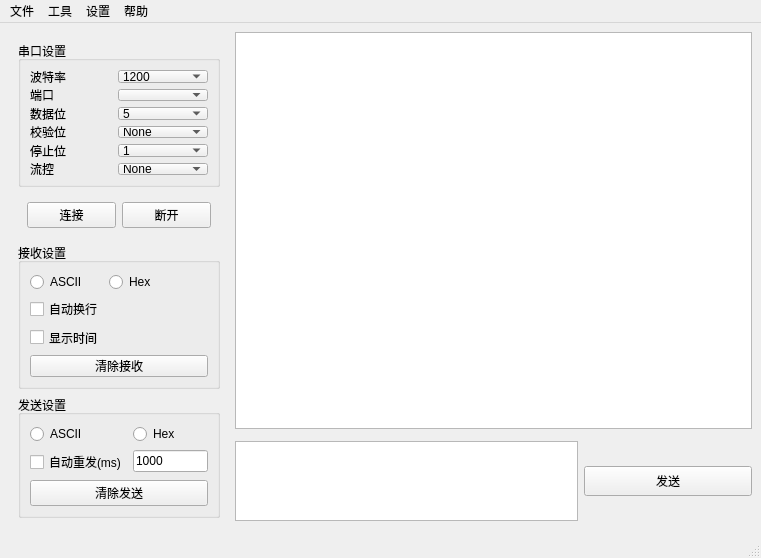
The window that mainwindow.ui (siyuhong/UHelper) describes before a commit, drawn with Qt 5.
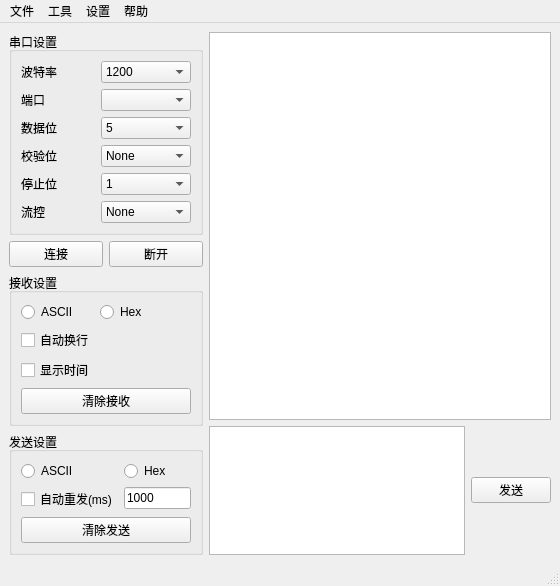
The same window after the commit. Icons and pictures are not drawn. Custom widgets are drawn as their Qt base class.

Commit message: 修改布局

What changed in the file:
```diff
--- a/mainwindow.ui
+++ b/mainwindow.ui
@@ -6,14 +6,14 @@
    <rect>
     <x>0</x>
     <y>0</y>
-    <width>761</width>
-    <height>558</height>
+    <width>560</width>
+    <height>522</height>
    </rect>
   </property>
   <property name="minimumSize">
    <size>
     <width>0</width>
-    <height>558</height>
+    <height>0</height>
    </size>
   </property>
   <property name="maximumSize">
@@ -33,30 +33,13 @@
    <property name="minimumSize">
     <size>
      <width>0</width>
-     <height>508</height>
-    </size>
-   </property>
-   <layout class="QGridLayout" name="gridLayout_2">
-    <item row="0" column="0" rowspan="4">
-     <widget class="QWidget" name="widget_3" native="true">
-      <property name="sizePolicy">
-       <sizepolicy hsizetype="Preferred" vsizetype="Expanding">
-        <horstretch>0</horstretch>
-        <verstretch>0</verstretch>
-       </sizepolicy>
-      </property>
-      <property name="minimumSize">
-       <size>
-        <width>0</width>
         <height>0</height>
        </size>
       </property>
-      <property name="maximumSize">
-       <size>
-        <width>220</width>
-        <height>12580</height>
-       </size>
-      </property>
+   <layout class="QVBoxLayout" name="verticalLayout_2">
+    <item>
+     <layout class="QGridLayout" name="gridLayout_4" columnstretch="2,0">
+      <item row="0" column="0">
       <layout class="QVBoxLayout" name="verticalLayout">
        <item>
         <widget class="QGroupBox" name="groupBox_uartSetting">
@@ -248,8 +231,7 @@
         </widget>
        </item>
        <item>
-        <widget class="QWidget" name="widget" native="true">
-         <layout class="QHBoxLayout" name="horizontalLayout">
+         <layout class="QHBoxLayout" name="horizontalLayout_2">
           <item>
            <widget class="QPushButton" name="pushButton_uartConnect">
             <property name="text">
@@ -265,7 +247,6 @@
            </widget>
           </item>
          </layout>
-        </widget>
        </item>
        <item>
         <widget class="QGroupBox" name="groupBox_displaySetting">
@@ -356,38 +337,22 @@
         </widget>
        </item>
       </layout>
-     </widget>
-    </item>
-    <item row="2" column="1" colspan="2">
-     <widget class="QPlainTextEdit" name="textEdit_output">
-      <property name="maximumSize">
-       <size>
-        <width>1952222</width>
-        <height>80</height>
-       </size>
-      </property>
-     </widget>
-    </item>
-    <item row="2" column="3">
-     <widget class="QPushButton" name="buttom_sendout">
-      <property name="minimumSize">
-       <size>
-        <width>35</width>
-        <height>30</height>
-       </size>
-      </property>
-      <property name="maximumSize">
-       <size>
-        <width>16777215</width>
-        <height>16777215</height>
-       </size>
-      </property>
-      <property name="text">
-       <string>发送</string>
-      </property>
-     </widget>
-    </item>
-    <item row="0" column="1" colspan="3">
+      </item>
+      <item row="0" column="1">
+       <layout class="QGridLayout" name="gridLayout_3" rowstretch="3,1" rowminimumheight="0,0">
+        <property name="leftMargin">
+         <number>0</number>
+        </property>
+        <property name="topMargin">
+         <number>0</number>
+        </property>
+        <property name="rightMargin">
+         <number>0</number>
+        </property>
+        <property name="spacing">
+         <number>6</number>
+        </property>
+        <item row="0" column="0">
      <widget class="QTextBrowser" name="textBrowser_intput">
       <property name="font">
        <font>
@@ -405,6 +370,59 @@
       </property>
      </widget>
     </item>
+        <item row="1" column="0">
+         <layout class="QGridLayout" name="gridLayout_2" columnstretch="5,0">
+          <property name="spacing">
+           <number>6</number>
+          </property>
+          <item row="0" column="1">
+           <widget class="QPushButton" name="buttom_sendout">
+            <property name="minimumSize">
+             <size>
+              <width>0</width>
+              <height>0</height>
+             </size>
+            </property>
+            <property name="maximumSize">
+             <size>
+              <width>16777215</width>
+              <height>16777215</height>
+             </size>
+            </property>
+            <property name="text">
+             <string>发送</string>
+            </property>
+           </widget>
+          </item>
+          <item row="0" column="0">
+           <widget class="QPlainTextEdit" name="textEdit_output">
+            <property name="maximumSize">
+             <size>
+              <width>1952222</width>
+              <height>1952222</height>
+             </size>
+            </property>
+           </widget>
+          </item>
+         </layout>
+        </item>
+       </layout>
+      </item>
+     </layout>
+    </item>
+    <item>
+     <spacer name="verticalSpacer">
+      <property name="orientation">
+       <enum>Qt::Vertical</enum>
+      </property>
+      <property name="sizeHint" stdset="0">
+       <size>
+        <width>20</width>
+        <height>4</height>
+       </size>
+      </property>
+     </spacer>
+    </item>
    </layout>
   </widget>
   <widget class="QStatusBar" name="statusBar"/>
@@ -413,7 +431,7 @@
     <rect>
      <x>0</x>
      <y>0</y>
-     <width>761</width>
+     <width>560</width>
      <height>23</height>
     </rect>
    </property>
```
Left out of the diff: 2 changed lines with no effect on the pictures. Lines whose indentation alone changed are shown as unchanged. The commit also changes 4 other files.
